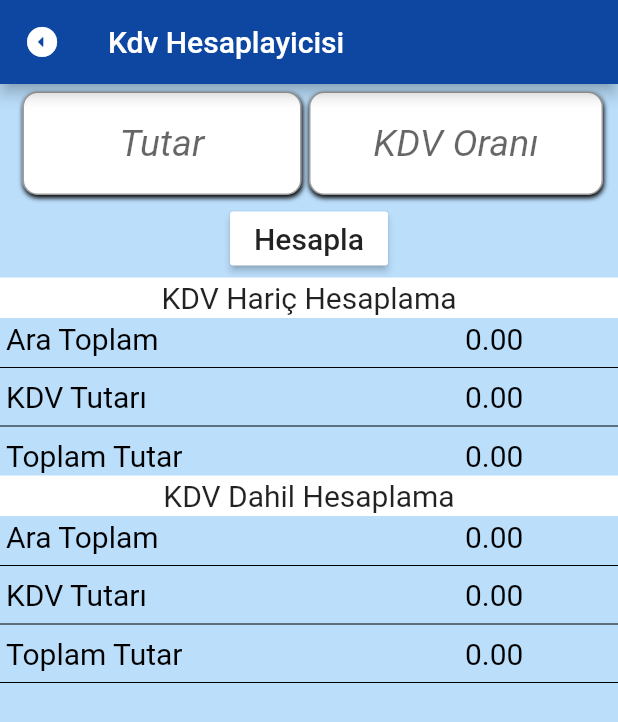
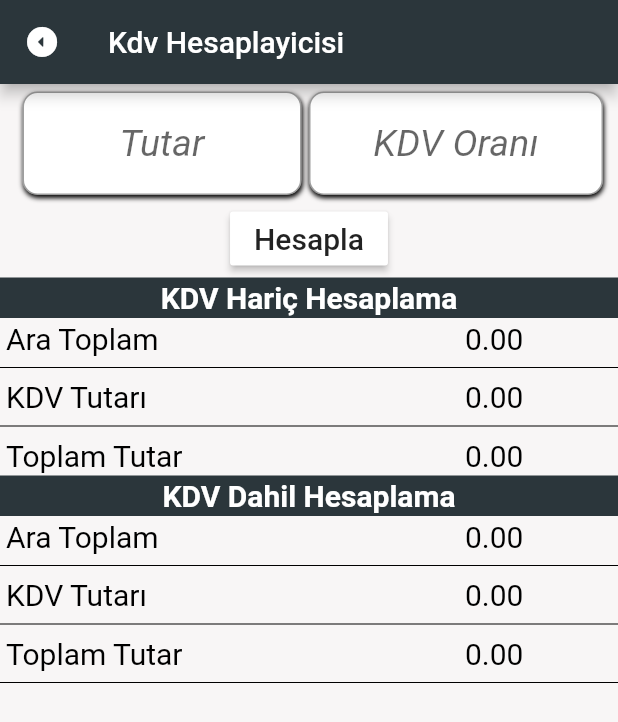
Before and after one commit to batuhansavas-yilmaz/topluhesaplayici, a Flutter app: the screen it shows after launch, after a tap on "Kdv Hesaplayıcı", on a phone screen of 412 x 824 dp. Shown: the top 722 px of the screen. Run offline on Flutter 3.47's test engine with Material 2 defaults, Android fonts, the phone set to English and light mode, and no system bars; our stand-ins replace device_preview.

Commit message:
"appbar ve arka plan rengi değiştirildi. butona basınca klavye gizlenme özelliği eklendi.  "

```diff
--- a/lib/kdvHesaplayicisi.dart
+++ b/lib/kdvHesaplayicisi.dart
@@ -1,4 +1,5 @@
 import 'package:flutter/material.dart';
+import 'package:toplu_hesaplayici/main.dart';
 
 class KdvHesaplayicisi extends StatefulWidget {
   @override
@@ -39,10 +40,10 @@ class KdvHesaplayicisiState extends State<KdvHesaplayicisi> {
                 }),
           ),
         ),
-        backgroundColor: Colors.blue[900],
+        backgroundColor: Renkler.appBarRenk,
         title: Text("Kdv Hesaplayicisi"),
       ),
-      backgroundColor: Colors.blue[100],
+      backgroundColor: Renkler.arkaPlanRenk,
       body: Column(
         crossAxisAlignment: CrossAxisAlignment.stretch,
         mainAxisSize: MainAxisSize.min,
@@ -115,9 +116,9 @@ class KdvHesaplayicisiState extends State<KdvHesaplayicisi> {
                   ],
                 ),
                 RaisedButton(
-                  color: Colors.white,
+color: Colors.white,
                   onPressed: () {
-                    setState(() {
+                    setState(() {FocusScope.of(context).requestFocus(new FocusNode());
                       //Burda yatığımız , hesapla butonuna bastığımızda  t1 ve t2 nesnelerine yazılan verilerin,
                       //hesaptutar ve hesapOran nesnelerine aktarılmasını sağladık.
                       //Bu sayede hesap tutar ve hesap oran nesnelerini kullanarak matematiksel işlemleri yapabildik.
@@ -150,13 +151,13 @@ class KdvHesaplayicisiState extends State<KdvHesaplayicisi> {
                     children: [
                       Expanded(
                         child: Container(
-                          color: Colors.white,
+                          color: Renkler.appBarRenk,
                           child: Padding(
                             padding: const EdgeInsets.all(2.0),
                             child: Text(
                               "KDV Hariç Hesaplama",
                               textAlign: TextAlign.center,
-                              style: TextStyle(fontSize: 20),
+                              style: TextStyle(fontSize: 20,color: Colors.white,fontWeight: FontWeight.bold),
                             ),
                           ),
                         ),
@@ -210,7 +211,7 @@ class KdvHesaplayicisiState extends State<KdvHesaplayicisi> {
                         color: Colors.black,
                       ),
                       Padding(
-    padding: const EdgeInsets.only(left:4,bottom: 2),
+                       padding: const EdgeInsets.only(left:4,bottom: 2),
                         child: Row(
                           children: [
                             Expanded(
@@ -238,13 +239,13 @@ class KdvHesaplayicisiState extends State<KdvHesaplayicisi> {
                     children: [
                       Expanded(
                         child: Container(
-                          color: Colors.white,
+                          color: Renkler.appBarRenk,
                           child: Padding(
                             padding: const EdgeInsets.all(2.0),
                             child: Text(
                               "KDV Dahil Hesaplama",
                               textAlign: TextAlign.center,
-                              style: TextStyle(fontSize: 20),
+                              style: TextStyle(fontSize: 20,color: Colors.white,fontWeight: FontWeight.bold),
                             ),
                           ),
                         ),
--- a/lib/main.dart
+++ b/lib/main.dart
@@ -35,9 +35,9 @@ class _HomePageState extends State<HomePage> {
   @override
   Widget build(BuildContext context) {
     return Scaffold(
-      backgroundColor: Colors.blue[100],
+      backgroundColor: Renkler.arkaPlanRenk ,
       appBar: AppBar(
-        backgroundColor: Colors.blue[900],
+        backgroundColor: Renkler.appBarRenk,
         title: Text("HesapMatik"),
         centerTitle: true,
         leading: IconButton(
@@ -106,3 +106,11 @@ class _HomePageState extends State<HomePage> {
     );
   }
 }
+
+
+class Renkler{
+
+  static Color appBarRenk = Color(0xff2b363b);
+  static Color arkaPlanRenk = Color(0xfff8f6f6);
+
+}
--- a/lib/vucutKitleEndeksi.dart
+++ b/lib/vucutKitleEndeksi.dart
@@ -1,5 +1,6 @@
 import 'package:flutter/cupertino.dart';
 import 'package:flutter/material.dart';
+import 'package:toplu_hesaplayici/main.dart';
 import 'endeksYorum.dart';
 
 class KitleEndeksi extends StatefulWidget {
@@ -19,7 +20,7 @@ class KitleEndeksiState extends State<KitleEndeksi> {
   Widget build(BuildContext context) {
     Yorum.yorum();
     return Scaffold(
-      backgroundColor: Colors.blue[100],
+      backgroundColor: Renkler.arkaPlanRenk,
       appBar: AppBar(
         leading: Transform(
           alignment: FractionalOffset.center,
@@ -33,7 +34,7 @@ class KitleEndeksiState extends State<KitleEndeksi> {
           ),
         ),
         title: Text("Vücut Kitle Endeksi "),
-        backgroundColor: Colors.blue[900],
+        backgroundColor: Renkler.appBarRenk,
       ),
       body: Column(
         children: [
@@ -127,7 +128,7 @@ class KitleEndeksiState extends State<KitleEndeksi> {
                       ),
                     ),
                     onPressed: () {
-                      setState(() {
+                      setState(() { FocusScope.of(context).requestFocus(new FocusNode());// klavye kapatıcı
                         showCupertinoModalPopup(
                             context: context,
                             builder: (context) => AlertDialog(
```
Also changed, not shown: pubspec.lock, 1 other file.
